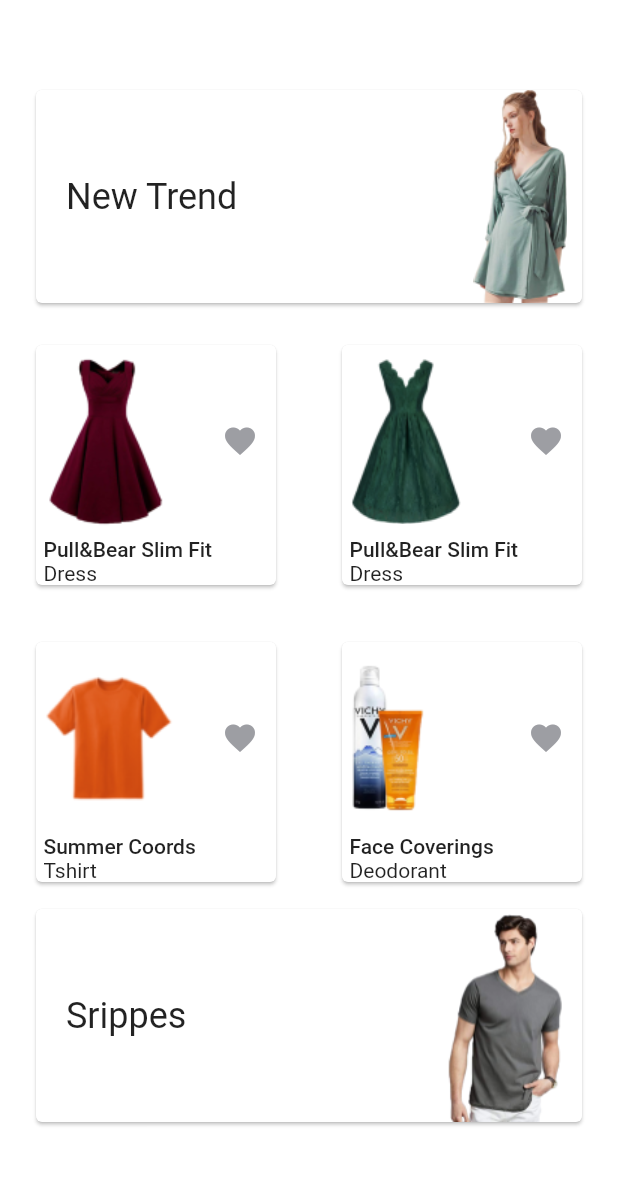
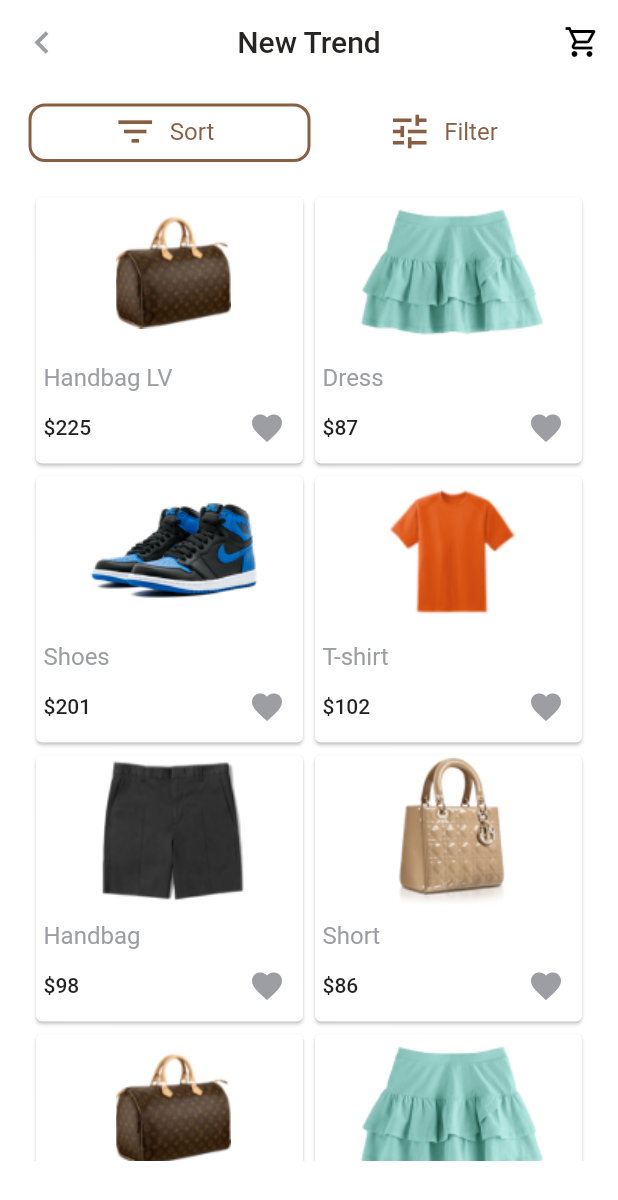
Before and after one commit to nuriulgen/E-Commerce-App-, a Flutter app: the screen it shows after launch, on a phone screen of 412 x 824 dp. Shown: the top 1200 px of the screen. Run offline on Flutter 3.47's test engine with Material 2 defaults, Android fonts, the phone set to English and light mode, and no system bars; our stand-ins replace tab_indicator_styler.

Commit message:
Create New Trend page.

```diff
--- a/lib/core/constants/extension/color_extension.dart
+++ b/lib/core/constants/extension/color_extension.dart
@@ -3,6 +3,7 @@ import 'package:flutter/material.dart';
 extension ColorExtension on BuildContext {
   Color get white => Colors.white;
   Color get red => Colors.red;
+  Color get black => Colors.black;
 
   Color get chasm => const Color(0xFF895F44);
   Color get heatherGrey => const Color(0xFF9D9EA3);
--- a/lib/core/constants/extension/context_extension.dart
+++ b/lib/core/constants/extension/context_extension.dart
@@ -17,6 +17,7 @@ extension ContextExtension on BuildContext {
   EdgeInsets get padding2xHorizontal =>
       const EdgeInsets.symmetric(horizontal: 20);
 
+  EdgeInsets get paddingX2Top => const EdgeInsets.only(top: 10);
   EdgeInsets get paddingXTop => const EdgeInsets.only(top: 10);
   EdgeInsets get padding2xTop => const EdgeInsets.only(top: 20);
 
@@ -28,9 +29,8 @@ extension ContextExtension on BuildContext {
   EdgeInsets get paddingXLeft => const EdgeInsets.only(left: 10);
   EdgeInsets get padding2xLeft => const EdgeInsets.only(left: 20);
 
-   EdgeInsets get paddingXRight => const EdgeInsets.only(right: 10);
+  EdgeInsets get paddingXRight => const EdgeInsets.only(right: 10);
   EdgeInsets get padding2xRight => const EdgeInsets.only(right: 20);
-
 
   //SIZE
   double get height => MediaQuery.of(this).size.height;
@@ -56,5 +56,10 @@ extension ContextExtension on BuildContext {
   double get hw200 => 200;
   double get hw330 => 330;
 
+  //Count
   int get onBoardPageCount => 3;
+  int get tabBarCount => 2;
+  int get initialIndex => 0;
+  int get gridViewCrossAxisCount => 2;
+
 }
--- a/lib/core/constants/extension/string_extension.dart
+++ b/lib/core/constants/extension/string_extension.dart
@@ -60,4 +60,26 @@ class AppStringConstants {
   final String homeListTileCardImagePath2 = 'tshirt';
   final String homeSaveItemsTitle = 'Saved items';
   final String homeSaveItemsSubTitle = 'View All';
+
+  final String newTrendTitle = 'New Trend';
+  final String newTrendTabTitle1 = 'Sort';
+  final String newTrendTabTitle2 = 'Filter';
+  final String newTrendProductTitle1 = 'Handbag LV';
+  final String newTrendProductTitle2 = 'Dress';
+  final String newTrendProductTitle3 = 'Shoes';
+  final String newTrendProductTitle4 = 'T-shirt';
+  final String newTrendProductTitle5 = 'Handbag';
+  final String newTrendProductTitle6 = 'Short';
+  final String newTrendProductSubTitle1 = '225';
+  final String newTrendProductSubTitle2 = '87';
+  final String newTrendProductSubTitle3 = '201';
+  final String newTrendProductSubTitle4 = '102';
+  final String newTrendProductSubTitle5 = '98';
+  final String newTrendProductSubTitle6 = '86';
+  final String newTrendProductImagePath1 = 'louis_vuitton';
+  final String newTrendProductImagePath2 = 'skirt';
+  final String newTrendProductImagePath3 = 'shoes';
+  final String newTrendProductImagePath4 = 'tshirt';
+  final String newTrendProductImagePath5 = 'short';
+  final String newTrendProductImagePath6 = 'bag';
 }
--- a/lib/main.dart
+++ b/lib/main.dart
@@ -2,7 +2,7 @@ import 'package:e_commerce_app/core/constants/app/app_constants.dart';
 import 'package:flutter/material.dart';
 import 'package:flutter/services.dart';
 
-import 'ui/views/home/home_view.dart';
+import 'ui/views/home/home/new_trend_view_detail.dart';
 
 void main() {
   runApp(const MyApp());
@@ -24,7 +24,7 @@ class MyApp extends StatelessWidget {
         ),
         scaffoldBackgroundColor: const Color(0xFFFFFFFF),
       ),
-      home: const HomeView(),
+      home: const NewTrendViewDetail(),
     );
   }
 }
--- /dev/null
+++ b/lib/product/util/card/custom_medium_card.dart
@@ -0,0 +1,97 @@
+import 'package:e_commerce_app/core/constants/extension/color_extension.dart';
+import 'package:e_commerce_app/core/constants/extension/context_extension.dart';
+import 'package:flutter/material.dart';
+
+import '../../../core/constants/image/image_constants.dart';
+
+class CustomMediumCard extends StatefulWidget {
+  const CustomMediumCard({
+    Key? key,
+    required this.imagePath,
+    required this.title,
+    required this.subTitle,
+  }) : super(key: key);
+
+  final String imagePath;
+  final String title;
+  final String subTitle;
+
+  @override
+  State<CustomMediumCard> createState() => _CustomMediumCardState();
+}
+
+class _CustomMediumCardState extends State<CustomMediumCard> {
+  bool isLiked = false;
+
+  void isChangedColor() {
+    setState(() {
+      isLiked = !isLiked;
+    });
+  }
+
+  @override
+  Widget build(BuildContext context) {
+    return Card(
+      child: SizedBox(
+        width: context.hw160,
+        height: context.hw170,
+        child: Padding(
+          padding: context.paddingX2Left,
+          child: Column(
+            crossAxisAlignment: CrossAxisAlignment.start,
+            children: [
+              Expanded(
+                flex: 2,
+                child: cardImage(),
+              ),
+              Padding(
+                padding: context.paddingX2Top,
+                child: Column(
+                  crossAxisAlignment: CrossAxisAlignment.start,
+                  mainAxisAlignment: MainAxisAlignment.spaceEvenly,
+                  children: [
+                    cardTitle(context),
+                    cardSubTitle(context),
+                  ],
+                ),
+              ),
+            ],
+          ),
+        ),
+      ),
+    );
+  }
+
+  Row cardSubTitle(BuildContext context) {
+    return Row(
+      mainAxisAlignment: MainAxisAlignment.spaceBetween,
+      children: [
+        Text(
+          '\$${widget.subTitle}',
+          style: Theme.of(context).textTheme.bodyText1,
+        ),
+        likeButton(),
+      ],
+    );
+  }
+
+  Text cardTitle(BuildContext context) {
+    return Text(widget.title,
+        style: Theme.of(context)
+            .textTheme
+            .subtitle1
+            ?.copyWith(color: context.heatherGrey));
+  }
+
+  Center cardImage() => Center(child: PngImage(imagePath: widget.imagePath));
+
+  IconButton likeButton() {
+    return IconButton(
+      onPressed: isChangedColor,
+      icon: Icon(
+        Icons.favorite,
+        color: isLiked ? context.red : context.heatherGrey,
+      ),
+    );
+  }
+}
--- a/lib/product/util/widget/custom_app_bar.dart
+++ b/lib/product/util/widget/custom_app_bar.dart
@@ -1,11 +1,15 @@
-
 import 'package:e_commerce_app/core/constants/extension/color_extension.dart';
 import 'package:e_commerce_app/core/constants/extension/context_extension.dart';
 import 'package:flutter/material.dart';
 
 class CustomAppBar extends StatelessWidget implements PreferredSizeWidget {
-  const CustomAppBar({Key? key, required this.title}) : super(key: key);
+  const CustomAppBar({
+    Key? key,
+    required this.title,
+    this.icon,
+  }) : super(key: key);
   final String title;
+  final Icon? icon;
 
   @override
   Widget build(BuildContext context) {
@@ -26,6 +30,9 @@ class CustomAppBar extends StatelessWidget implements PreferredSizeWidget {
             fontWeight: FontWeight.w500, color: context.blackChesnut),
       ),
       centerTitle: true,
+      actions: [
+        IconButton(onPressed: () {}, icon: icon ?? const SizedBox.shrink())
+      ],
     );
   }
 
--- a/lib/product/util/widget/custom_indicator_tabbar.dart
+++ b/lib/product/util/widget/custom_indicator_tabbar.dart
@@ -54,6 +54,7 @@ class _CustomIndicatorTabBarState extends State<CustomIndicatorTabBar>
             length: context.tabBarCount,
             initialIndex: context.initialIndex,
             child: TabBarView(
+               physics: const NeverScrollableScrollPhysics(),
               controller: tabController,
               children: [
                 Expanded(child: widget.widgetFirst),
--- a/lib/product/util/widget/custom_rectangle_tabbar.dart
+++ b/lib/product/util/widget/custom_rectangle_tabbar.dart
@@ -39,7 +39,9 @@ class _CustomRectangleTabBarState extends State<CustomRectangleTabBar>
   Widget build(BuildContext context) {
     return Column(
       children: [
-        TabBar(
+        Padding(
+          padding: context.paddingXVertical,
+          child: TabBar(
             controller: tabController,
             indicatorColor: context.chasm,
             tabs: [
@@ -49,16 +51,21 @@ class _CustomRectangleTabBarState extends State<CustomRectangleTabBar>
             labelColor: context.chasm,
             indicator: tabsStyle(context),
           ),
+        ),
         Expanded(
           child: DefaultTabController(
             length: context.tabBarCount,
             initialIndex: context.initialIndex,
+            child: Padding(
+              padding: context.paddingXVertical,
               child: TabBarView(
+                physics: const NeverScrollableScrollPhysics(),
                 controller: tabController,
                 children: [
                   Expanded(child: widget.widgetFirst),
                   Expanded(child: widget.widgetSecond),
                 ],
+              ),
             ),
           ),
         ),
@@ -85,7 +92,7 @@ class _CustomRectangleTabBarState extends State<CustomRectangleTabBar>
         Padding(
           padding: context.paddingLowAll,
           child: Text(
-            widget.titleFirst,
+            widget.titleSecond,
             style: Theme.of(context)
                 .textTheme
                 .subtitle1
--- a/lib/product/util/widget/custom_text_field.dart
+++ b/lib/product/util/widget/custom_text_field.dart
@@ -3,7 +3,7 @@
 import 'package:e_commerce_app/core/constants/extension/context_extension.dart';
 import 'package:flutter/material.dart';
 
-import '../../constants/exception/exception.dart';
+import '../../constants/exception/validate_exception.dart';
 
 class CustomTextField extends StatefulWidget {
   CustomTextField(
--- a/lib/ui/views/authetication/login/view/login_view.dart
+++ b/lib/ui/views/authetication/login/view/login_view.dart
@@ -2,7 +2,7 @@ import 'package:e_commerce_app/core/constants/extension/color_extension.dart';
 import 'package:e_commerce_app/core/constants/extension/context_extension.dart';
 import 'package:e_commerce_app/product/util/button/custom_elevated_button.dart';
 import 'package:e_commerce_app/product/util/widget/custom_app_bar.dart';
-import 'package:e_commerce_app/ui/views/home/home_view.dart';
+import 'package:e_commerce_app/ui/views/home/home/home_view.dart';
 import 'package:flutter/material.dart';
 
 
--- a/lib/ui/views/home/home_view.dart
+++ b/lib/ui/views/home/home/home_view.dart
@@ -1,12 +1,15 @@
-
+import 'package:e_commerce_app/core/constants/extension/color_extension.dart';
 import 'package:e_commerce_app/core/constants/extension/context_extension.dart';
 import 'package:flutter/material.dart';
 
-import '../../../core/constants/extension/string_extension.dart';
-import '../../../product/util/card/custom_big_card.dart';
-import '../../../product/util/card/custom_small_card.dart';
+import '../../../../core/constants/extension/string_extension.dart';
+import '../../../../product/util/button/custom_text_button.dart';
+import '../../../../product/util/card/custom_big_card.dart';
+import '../../../../product/util/card/custom_list_tile_card.dart';
+import '../../../../product/util/card/custom_small_card.dart';
 
-part './home_view.g.dart';
+part 'home_view.g.dart';
+
 class HomeView extends StatefulWidget {
   const HomeView({Key? key}) : super(key: key);
   @override
@@ -34,6 +37,12 @@ class _HomeViewState extends State<HomeView> {
                 child: SmallCardSecond(appStringConstants: appStringConstants),
               ),
               BigCardSecond(appStringConstants: appStringConstants),
+              Padding(
+                padding: context.paddingXVertical,
+                child: BigCardThird(appStringConstants: appStringConstants),
+              ),
+              SavedItemsTitle(appStringConstants: appStringConstants),
+              SavedItemsListTile(appStringConstants: appStringConstants),
             ],
           ),
         ),
--- /dev/null
+++ b/lib/ui/views/home/home/new_trend_view_detail.dart
@@ -0,0 +1,116 @@
+import 'package:e_commerce_app/core/constants/extension/color_extension.dart';
+import 'package:e_commerce_app/core/constants/extension/context_extension.dart';
+import 'package:e_commerce_app/core/constants/extension/string_extension.dart';
+import 'package:e_commerce_app/product/util/widget/custom_app_bar.dart';
+import 'package:flutter/material.dart';
+
+import '../../../../product/util/card/custom_medium_card.dart';
+import '../../../../product/util/widget/custom_rectangle_tabbar.dart';
+
+class NewTrendViewDetail extends StatefulWidget {
+  const NewTrendViewDetail({Key? key}) : super(key: key);
+  @override
+  State<NewTrendViewDetail> createState() => _NewTrendViewDetailState();
+}
+
+class _NewTrendViewDetailState extends State<NewTrendViewDetail>
+    with TickerProviderStateMixin {
+  AppStringConstants? appStringConstants = AppStringConstants.instance;
+  late final TabController tabController;
+
+  @override
+  void initState() {
+    super.initState();
+    tabController = TabController(length: 2, vsync: this);
+  }
+
+  @override
+  Widget build(BuildContext context) {
+    return Scaffold(
+      appBar: CustomAppBar(
+        title: appStringConstants!.newTrendTitle,
+        icon: Icon(Icons.shopping_cart_outlined, color: context.black),
+      ),
+      body: Padding(
+        padding: context.padding2xHorizontal,
+        child: Column(
+          children: [
+            SizedBox(
+              height: MediaQuery.of(context).size.height - 100,
+              width: MediaQuery.of(context).size.width,
+              child: CustomRectangleTabBar(
+                titleFirst: appStringConstants!.newTrendTabTitle1,
+                titleSecond: appStringConstants!.newTrendTabTitle2,
+                iconFirst: Icons.filter_list_outlined,
+                iconSecond: Icons.tune_outlined,
+                widgetFirst:
+                    ProductList(appStringConstants: appStringConstants),
+                widgetSecond: const Center(),
+              ),
+            ),
+          ],
+        ),
+      ),
+    );
+  }
+}
+
+class ProductList extends StatelessWidget {
+  const ProductList({
+    Key? key,
+    required this.appStringConstants,
+  }) : super(key: key);
+
+  final AppStringConstants? appStringConstants;
+
+  @override
+  Widget build(BuildContext context) {
+    return GridView(
+      gridDelegate: SliverGridDelegateWithFixedCrossAxisCount(
+        crossAxisCount: context.gridViewCrossAxisCount,
+      ),
+      children: [
+        CustomMediumCard(
+          imagePath: appStringConstants!.newTrendProductImagePath1,
+          title: appStringConstants!.newTrendProductTitle1,
+          subTitle: appStringConstants!.newTrendProductSubTitle1,
+        ),
+        CustomMediumCard(
+          imagePath: appStringConstants!.newTrendProductImagePath2,
+          title: appStringConstants!.newTrendProductTitle2,
+          subTitle: appStringConstants!.newTrendProductSubTitle2,
+        ),
+        CustomMediumCard(
+          imagePath: appStringConstants!.newTrendProductImagePath3,
+          title: appStringConstants!.newTrendProductTitle3,
+          subTitle: appStringConstants!.newTrendProductSubTitle3,
+        ),
+        CustomMediumCard(
+          imagePath: appStringConstants!.newTrendProductImagePath4,
+          title: appStringConstants!.newTrendProductTitle4,
+          subTitle: appStringConstants!.newTrendProductSubTitle4,
+        ),
+        CustomMediumCard(
+          imagePath: appStringConstants!.newTrendProductImagePath5,
+          title: appStringConstants!.newTrendProductTitle5,
+          subTitle: appStringConstants!.newTrendProductSubTitle5,
+        ),
+        CustomMediumCard(
+          imagePath: appStringConstants!.newTrendProductImagePath6,
+          title: appStringConstants!.newTrendProductTitle6,
+          subTitle: appStringConstants!.newTrendProductSubTitle6,
+        ),
+        CustomMediumCard(
+          imagePath: appStringConstants!.newTrendProductImagePath1,
+          title: appStringConstants!.newTrendProductTitle1,
+          subTitle: appStringConstants!.newTrendProductSubTitle1,
+        ),
+        CustomMediumCard(
+          imagePath: appStringConstants!.newTrendProductImagePath2,
+          title: appStringConstants!.newTrendProductTitle2,
+          subTitle: appStringConstants!.newTrendProductSubTitle2,
+        ),
+      ],
+    );
+  }
+}
--- a/pubspec.yaml
+++ b/pubspec.yaml
@@ -9,11 +9,16 @@ version: 1.0.0+1
 environment:
   sdk: ">=2.17.3 <3.0.0"
 
+
+
 dependencies:
   flutter:
     sdk: flutter
 
   cupertino_icons: ^1.0.2
+
+   #Widget
+  tab_indicator_styler: ^2.0.0
 
 dev_dependencies:
   flutter_test:
```
Also changed, not shown: assets/images/bag.png (added), assets/images/hand_bag.png (added), assets/images/shoes.png (added), assets/images/short.png (added), lib/ui/views/home/home/home_view.g.dart, pubspec.lock. Lines whose indentation alone changed are shown as unchanged.
